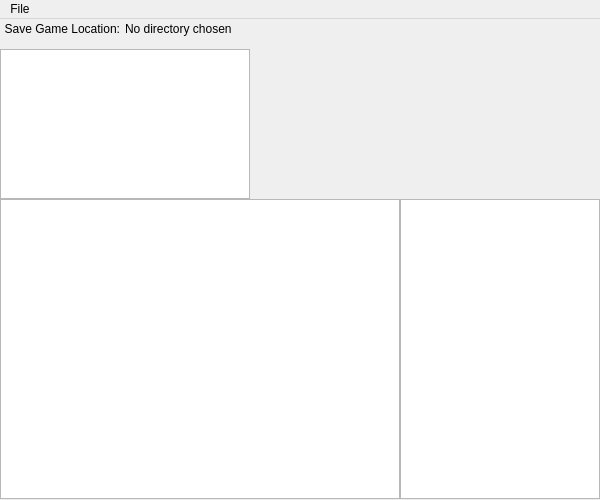
This is PineSaveGameEditor.ui in accavallo/PineSaveGameEditor as Qt 5 draws it before an edit. The edited form follows.
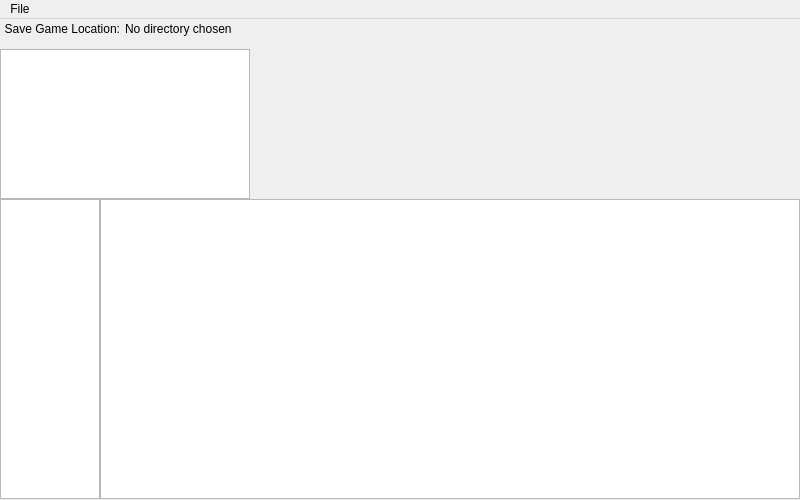
This is the edited form.

Commit message: Completed the Item list up to Item ID 411. Created a mapping between the PineItemType enum and its string representation. Added some additional types to the enum. Added a function to print all of the items of a specified type. Removed the old ItemIds enum and the ItemDescription List.

The edit to the form file:
```diff
--- a/PineSaveGameEditor.ui
+++ b/PineSaveGameEditor.ui
@@ -6,7 +6,7 @@
    <rect>
     <x>0</x>
     <y>0</y>
-    <width>600</width>
+    <width>800</width>
     <height>500</height>
    </rect>
   </property>
@@ -46,9 +46,9 @@
    <widget class="QTextEdit" name="textEdit">
     <property name="geometry">
      <rect>
-      <x>0</x>
+      <x>100</x>
       <y>180</y>
-      <width>400</width>
+      <width>700</width>
       <height>300</height>
      </rect>
     </property>
@@ -74,9 +74,9 @@
    <widget class="QTextEdit" name="keyEdit">
     <property name="geometry">
      <rect>
-      <x>400</x>
+      <x>0</x>
       <y>180</y>
-      <width>200</width>
+      <width>100</width>
       <height>300</height>
      </rect>
     </property>
@@ -98,7 +98,7 @@
     <rect>
      <x>0</x>
      <y>0</y>
-     <width>600</width>
+     <width>800</width>
      <height>21</height>
     </rect>
    </property>
```
The commit also changes 3 other files.
